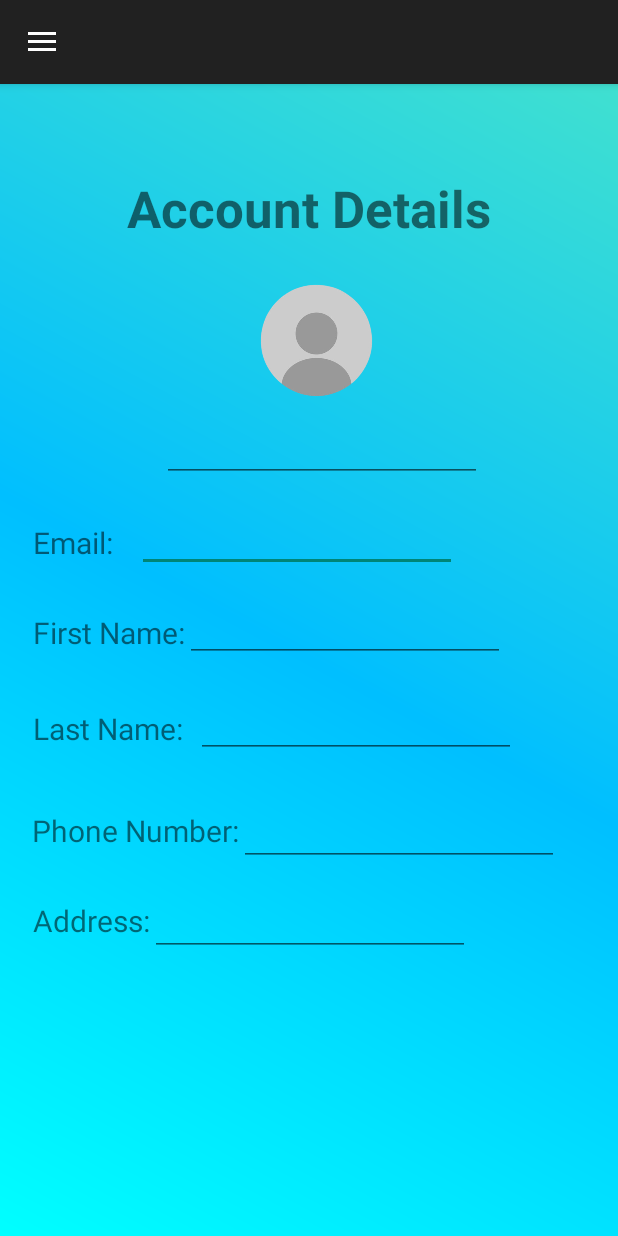
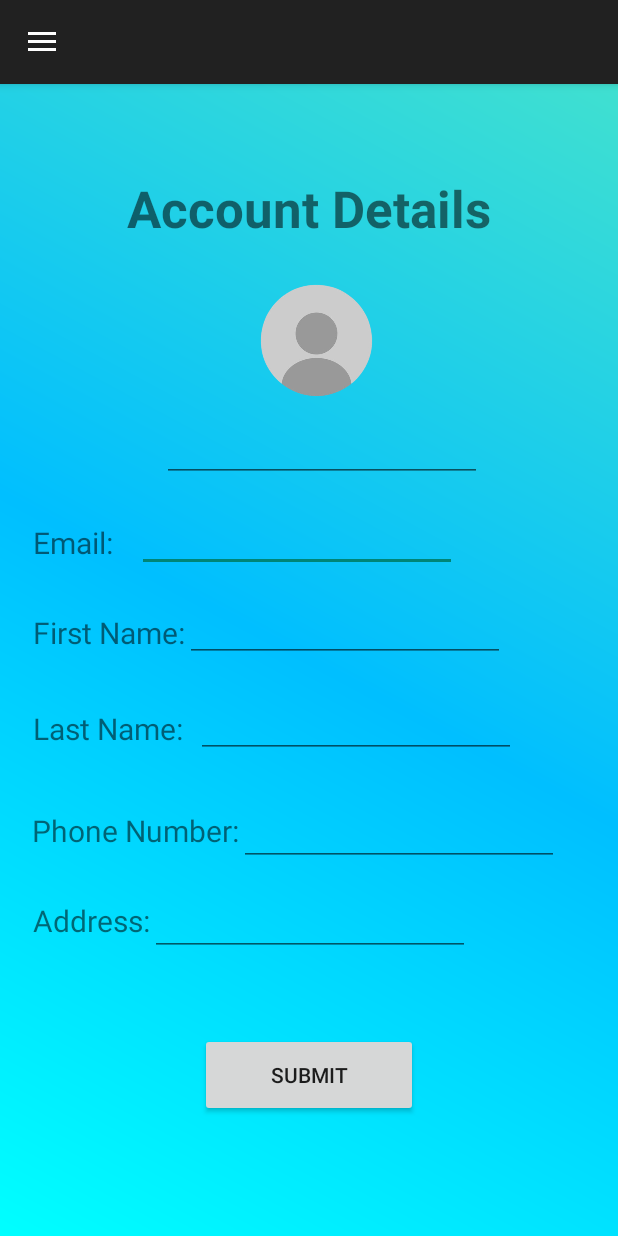
Before and after one commit to Ali-m99/Mobile-Programming-Project, an Android app: the MyAccount screen opened directly, with no data from a screen before it, on a phone screen of 412 x 824 dp. Run offline under Robolectric (Android 15) with nearby library versions, the phone set to English and light mode, and no system bars; our stand-ins replace Firebase (no records; nobody signed in at launch, a user with empty details on screens opened directly); Roboto replaces fonts that are not available here.

Commit message:
Added account details function

```diff
--- a/app/src/main/java/com/example/mobileprogrammingproject/MyAccount.java
+++ b/app/src/main/java/com/example/mobileprogrammingproject/MyAccount.java
@@ -1,16 +1,79 @@
 package com.example.mobileprogrammingproject;
 
+import android.content.Intent;
 import android.os.Bundle;
+import android.widget.Button;
+import android.widget.EditText;
+import android.widget.Toast;
+
+import com.google.firebase.auth.FirebaseAuth;
+import com.google.firebase.auth.FirebaseUser;
+import com.google.firebase.database.DatabaseReference;
+import com.google.firebase.database.FirebaseDatabase;
+
+import java.util.HashMap;
+import java.util.Map;
 
 public class MyAccount extends BaseActivity{
+
+    DatabaseReference reference;
+    FirebaseAuth auth;
+    FirebaseUser user;
+
+    EditText email;
+    EditText firstName;
+    EditText lastName;
+    EditText phoneNumber;
+    EditText address;
+    Button saveButton;
+    Toast toast;
+
+
     protected void onCreate(Bundle savedInstanceState) {
         super.onCreate(savedInstanceState);
         setContentView(R.layout.activity_myaccount);
-        //  Add your account related functionality here
 
+        // Firebase authentication
+        auth = FirebaseAuth.getInstance();
+        user = auth.getCurrentUser();
 
+        // Get the user's email and save it to the database
+        reference = FirebaseDatabase.getInstance().getReference("users").child(user.getUid()).child("data");
 
+        // Grab the edit text fields
+        email = findViewById(R.id.email_details);
+        firstName = findViewById(R.id.firstName_details);
+        lastName = findViewById(R.id.lastName_details);
+        phoneNumber = findViewById(R.id.phoneNumber_details);
+        address = findViewById(R.id.address_details);
+        saveButton = findViewById(R.id.button_details);
 
+        saveButton.setOnClickListener(v -> {
+            String emailText = email.getText().toString();
+            String firstNameText = firstName.getText().toString();
+            String lastNameText = lastName.getText().toString();
+            String phoneNumberText = phoneNumber.getText().toString();
+            String addressText = address.getText().toString();
 
+            saveUserDetails(reference, emailText, firstNameText, lastNameText, phoneNumberText, addressText);
+            toast = Toast.makeText(getApplicationContext(), "Profile Saved!", Toast.LENGTH_SHORT);
+            toast.show();
+            Intent intent = new Intent(this, MainActivity.class);
+            startActivity(intent);
+        });
+    }
+
+    private void saveUserDetails(DatabaseReference reference, String email, String firstName, String lastName, String phoneNumber, String address) {
+
+        // hashmap to store the user's details
+        Map<String, String> userDetails = new HashMap<>();
+        userDetails.put("email", email);
+        userDetails.put("firstName", firstName);
+        userDetails.put("lastName", lastName);
+        userDetails.put("phoneNumber", phoneNumber);
+        userDetails.put("address", address);
+
+        // Save the user's details to the database
+        reference.child("user_details").setValue(userDetails);
     }
 }
--- a/app/src/main/res/layout/activity_myaccount.xml
+++ b/app/src/main/res/layout/activity_myaccount.xml
@@ -185,6 +185,18 @@
         app:layout_constraintHorizontal_bias="0.542"
         app:layout_constraintStart_toStartOf="parent"
         app:layout_constraintTop_toTopOf="parent" />
+
+    <Button
+        android:id="@+id/button_details"
+        android:layout_width="145dp"
+        android:layout_height="56dp"
+        android:text="@string/submit"
+        app:layout_constraintBottom_toBottomOf="parent"
+        app:layout_constraintEnd_toEndOf="parent"
+        app:layout_constraintStart_toStartOf="parent"
+        app:layout_constraintTop_toBottomOf="@+id/address_details"
+        app:layout_constraintVertical_bias="0.392" />
+
 </androidx.constraintlayout.widget.ConstraintLayout>
 
     <!-- COMMENT THIS BLOCK TO USE THE DESIGN FEATURE -->
```
